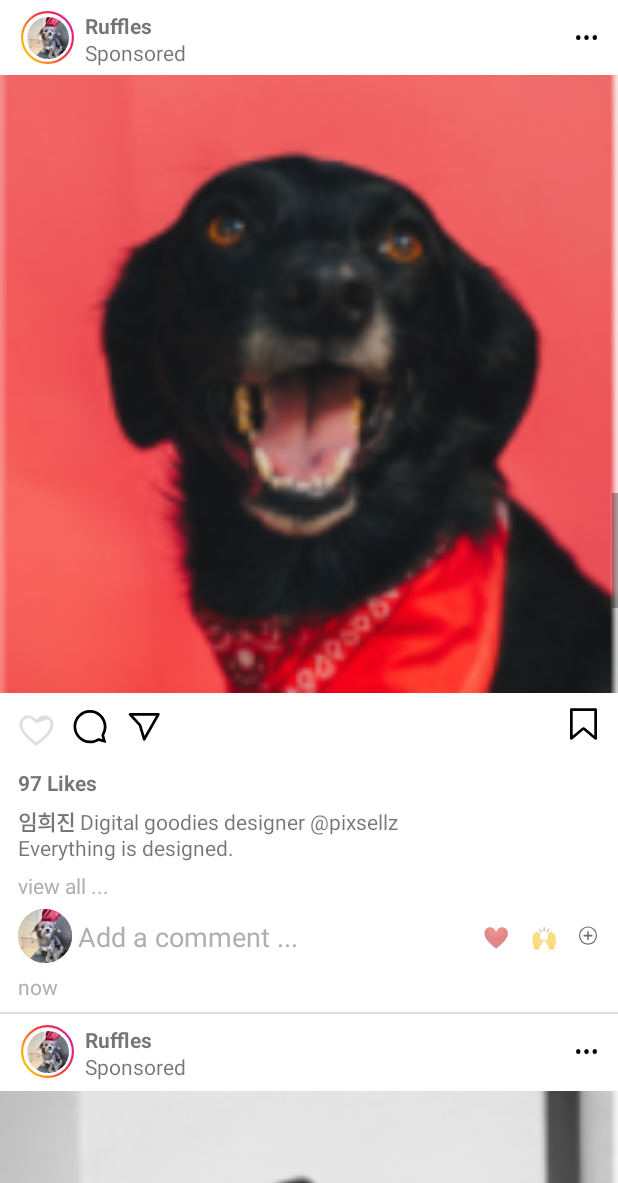
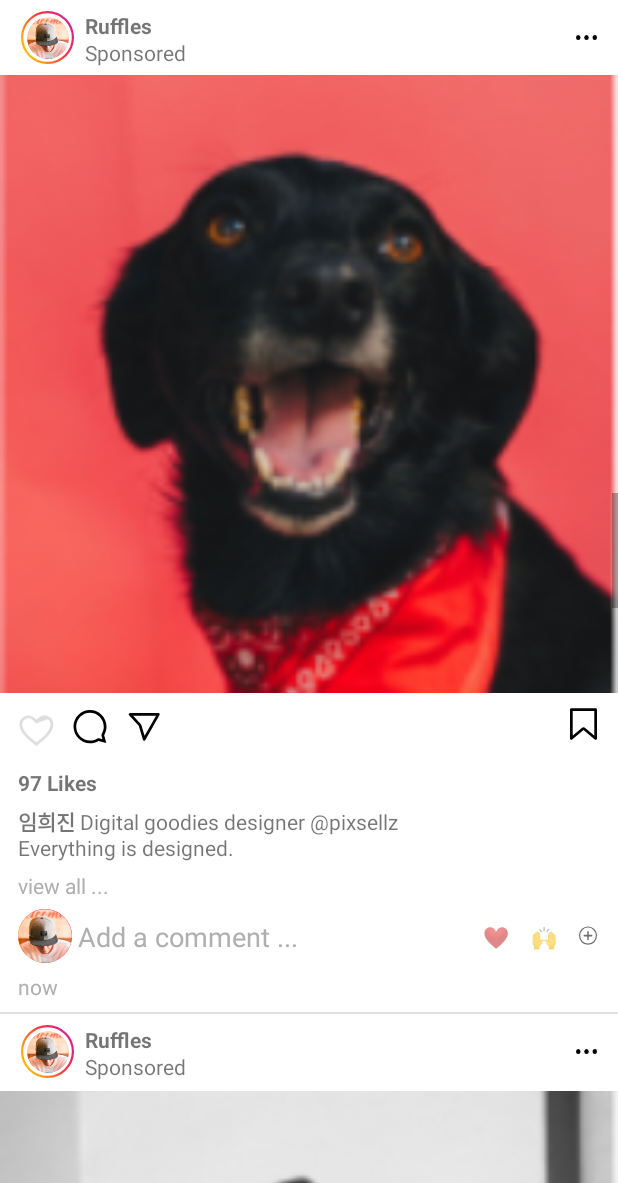
Before and after one commit to Chapter-3-2-Android/SNS-APP, an Android app: the DetailActivity screen opened directly, with no data from a screen before it, on a phone screen of 412 x 824 dp, the part 53-1236 px from its top. Run offline under Robolectric (Android 15) with nearby library versions, the phone set to English and light mode, and no system bars.

Commit message:
add: userData에서 img profile에 set 기능 추가 -> detailAdapter, setPostDataToUI/ refactory: setPostDataToUI 테스트를 위해 data PreviewProvider

```diff
--- a/app/src/main/java/com/agvber/sns_app/ui/detail/DetailListViewAdapter.kt
+++ b/app/src/main/java/com/agvber/sns_app/ui/detail/DetailListViewAdapter.kt
@@ -2,6 +2,8 @@ package com.agvber.sns_app.ui.detail
 
 import android.content.Context
 import android.graphics.Typeface
+import android.graphics.drawable.Drawable
+import android.net.Uri
 import android.text.Spannable
 import android.text.SpannableString
 import android.text.style.StyleSpan
@@ -12,9 +14,11 @@ import android.widget.ArrayAdapter
 import android.widget.EditText
 import android.widget.ImageView
 import android.widget.TextView
+import androidx.annotation.DrawableRes
 import com.agvber.sns_app.MemoryStorage
 import com.agvber.sns_app.R
 import com.agvber.sns_app.data.PreviewProvider
+import com.agvber.sns_app.model.Image
 import com.agvber.sns_app.model.Post
 import java.time.Duration
 import java.time.LocalDateTime
@@ -100,8 +104,10 @@ class DetailListViewAdapter(context: Context, private val data: List<Post>) :
     }
 
     private fun setPostDataToUI(itemView: View, position: Int) {
-        val postData = MemoryStorage.getUser().postDatas[position]
-        val userData = MemoryStorage.getUser()
+//        val postData = MemoryStorage.getUser().postDatas[position]
+//        val userData = MemoryStorage.getUser()
+        val postData = PreviewProvider.posts[position]
+        val userData = PreviewProvider.users[0]
         itemView.findViewById<ImageView>(R.id.iv_mainImage).setImageResource(postData.image)
 
         val contentText = userData.name + " " + postData.content
@@ -147,5 +153,21 @@ class DetailListViewAdapter(context: Context, private val data: List<Post>) :
             Spannable.SPAN_INCLUSIVE_INCLUSIVE
         )
         itemView.findViewById<TextView>(R.id.tv_sponsor).text = sponsorSpannableString
+
+        val profileImg1 = itemView.findViewById<ImageView>(R.id.iv_profileImage)
+        val profileImg2 = itemView.findViewById<ImageView>(R.id.iv_commentProfile_img)
+
+        when (userData.image) {
+            is Image.ImageDrawable -> {
+                val drawable = userData.image.drawable
+                profileImg1.setImageResource(drawable)
+                profileImg2.setImageResource(drawable)
+            }
+            is Image.ImageUri -> {
+                val uri = userData.image.uri
+                profileImg1.setImageURI(uri)
+                profileImg2.setImageURI(uri)
+            }
+        }
     }
 }
```
